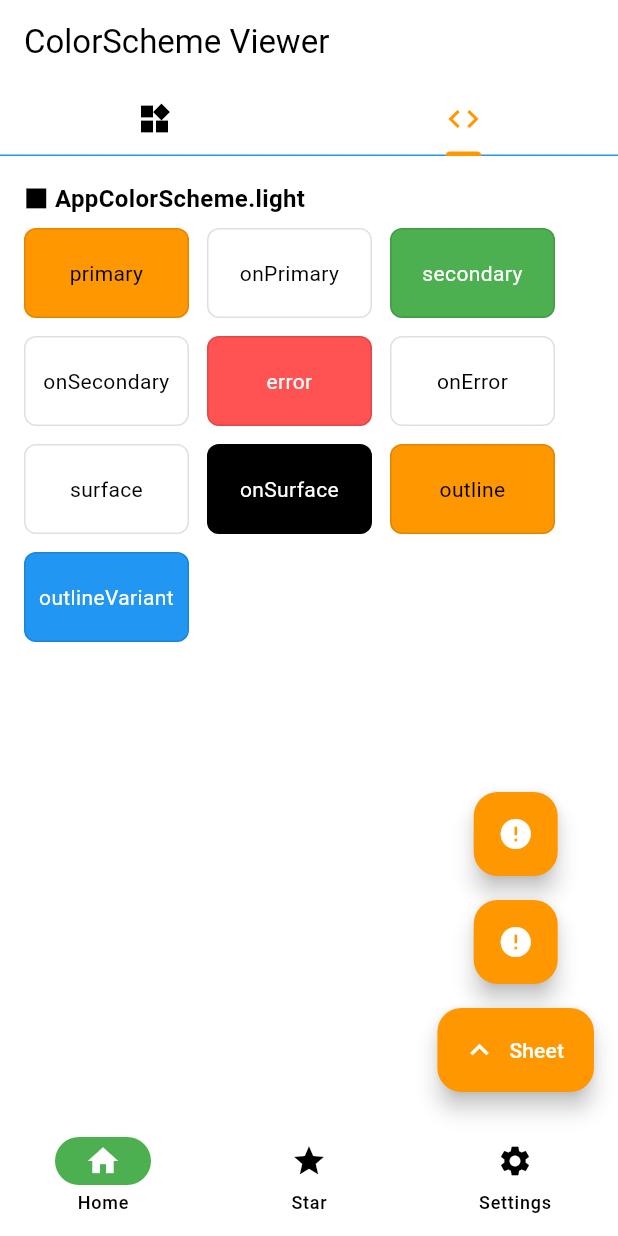
After one commit to go5go69/flutter-color-scheme-sample, a Flutter app: the screen it shows after launch, tab 2 chosen, on a phone screen of 412 x 824 dp. The commit adds this screen. Run offline on Flutter 3.47's test engine with Material 3 defaults, Android fonts, the phone set to English and light mode, and no system bars.

Commit message:
code_tabを切り出し

```diff
--- a/lib/main.dart
+++ b/lib/main.dart
@@ -1,4 +1,5 @@
 import 'package:flutter/material.dart';
+import 'package:flutter_color_scheme_sample/presentation/tab_content/code_tab.dart';
 import 'package:flutter_color_scheme_sample/theme/app_color_scheme.dart';
 
 void main() {
@@ -82,7 +83,9 @@ class _ColorSchemeViewerState extends State<ColorSchemeViewer> {
                 icon: Icon(Icons.settings), label: 'Settings'),
           ],
         ),
-        body: SingleChildScrollView(
+        body: TabBarView(
+          children: [
+            SingleChildScrollView(
               padding: const EdgeInsets.all(16),
               child: Column(
                 children: [
@@ -202,6 +205,9 @@ class _ColorSchemeViewerState extends State<ColorSchemeViewer> {
                 ],
               ),
             ),
+            CodeTab(),
+          ],
+        ),
       ),
     );
   }
--- /dev/null
+++ b/lib/presentation/tab_content/code_tab.dart
@@ -0,0 +1,17 @@
+import 'package:flutter/material.dart';
+import 'package:flutter_color_scheme_sample/presentation/widgets/color_scheme_swatch.dart';
+import 'package:flutter_color_scheme_sample/theme/app_color_scheme.dart';
+
+class CodeTab extends StatelessWidget {
+  const CodeTab({super.key});
+
+  @override
+  Widget build(BuildContext context) {
+    return SingleChildScrollView(
+      padding: const EdgeInsets.all(16),
+      child: ColorSchemeSwatch(
+        colorScheme: AppColorScheme.light,
+      ),
+    );
+  }
+}
--- /dev/null
+++ b/lib/presentation/widgets/color_scheme_swatch.dart
@@ -0,0 +1,60 @@
+import 'package:flutter/material.dart';
+
+class ColorSchemeSwatch extends StatelessWidget {
+  final ColorScheme colorScheme;
+  const ColorSchemeSwatch({super.key, required this.colorScheme});
+
+  @override
+  Widget build(BuildContext context) {
+    final entries = <MapEntry<String, Color>>[
+      MapEntry('primary', colorScheme.primary),
+      MapEntry('onPrimary', colorScheme.onPrimary),
+      MapEntry('secondary', colorScheme.secondary),
+      MapEntry('onSecondary', colorScheme.onSecondary),
+      MapEntry('error', colorScheme.error),
+      MapEntry('onError', colorScheme.onError),
+      MapEntry('surface', colorScheme.surface),
+      MapEntry('onSurface', colorScheme.onSurface),
+      MapEntry('outline', colorScheme.outline),
+      MapEntry('outlineVariant', colorScheme.outlineVariant),
+    ];
+
+    return Column(
+      crossAxisAlignment: CrossAxisAlignment.start,
+      children: [
+        const Text('■ AppColorScheme.light',
+            style: TextStyle(fontSize: 16, fontWeight: FontWeight.bold)),
+        const SizedBox(height: 8),
+        Wrap(
+          spacing: 12,
+          runSpacing: 12,
+          children: entries.map((entry) {
+            final color = entry.value;
+            final label = entry.key;
+            final textColor =
+                ThemeData.estimateBrightnessForColor(color) == Brightness.dark
+                    ? Colors.white
+                    : Colors.black;
+            return Container(
+              width: 110,
+              height: 60,
+              padding: const EdgeInsets.all(4),
+              decoration: BoxDecoration(
+                color: color,
+                border: Border.all(color: Colors.black12),
+                borderRadius: BorderRadius.circular(8),
+              ),
+              child: Center(
+                child: Text(
+                  label,
+                  textAlign: TextAlign.center,
+                  style: TextStyle(color: textColor),
+                ),
+              ),
+            );
+          }).toList(),
+        ),
+      ],
+    );
+  }
+}
```
Lines whose indentation alone changed are shown as unchanged.
